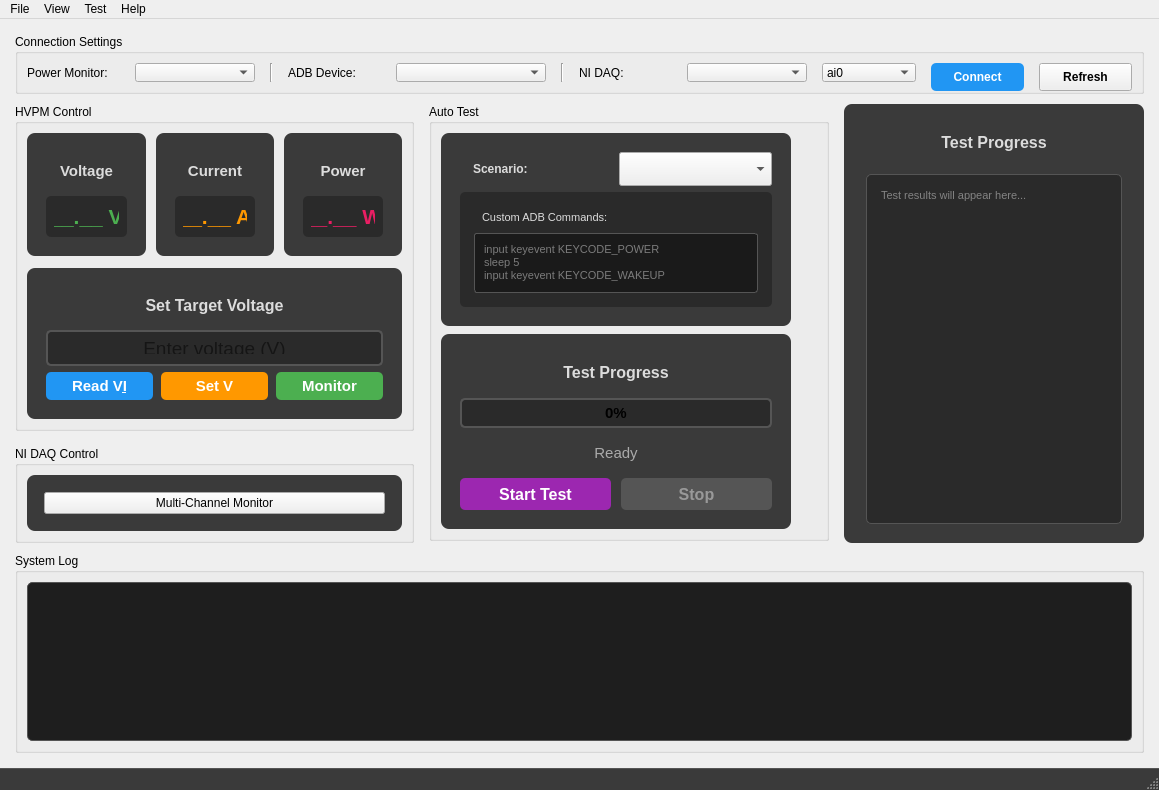
This is ui/main_ui.ui in DragonHyun1/DOU as Qt 5 draws it before an edit. The edited form follows.
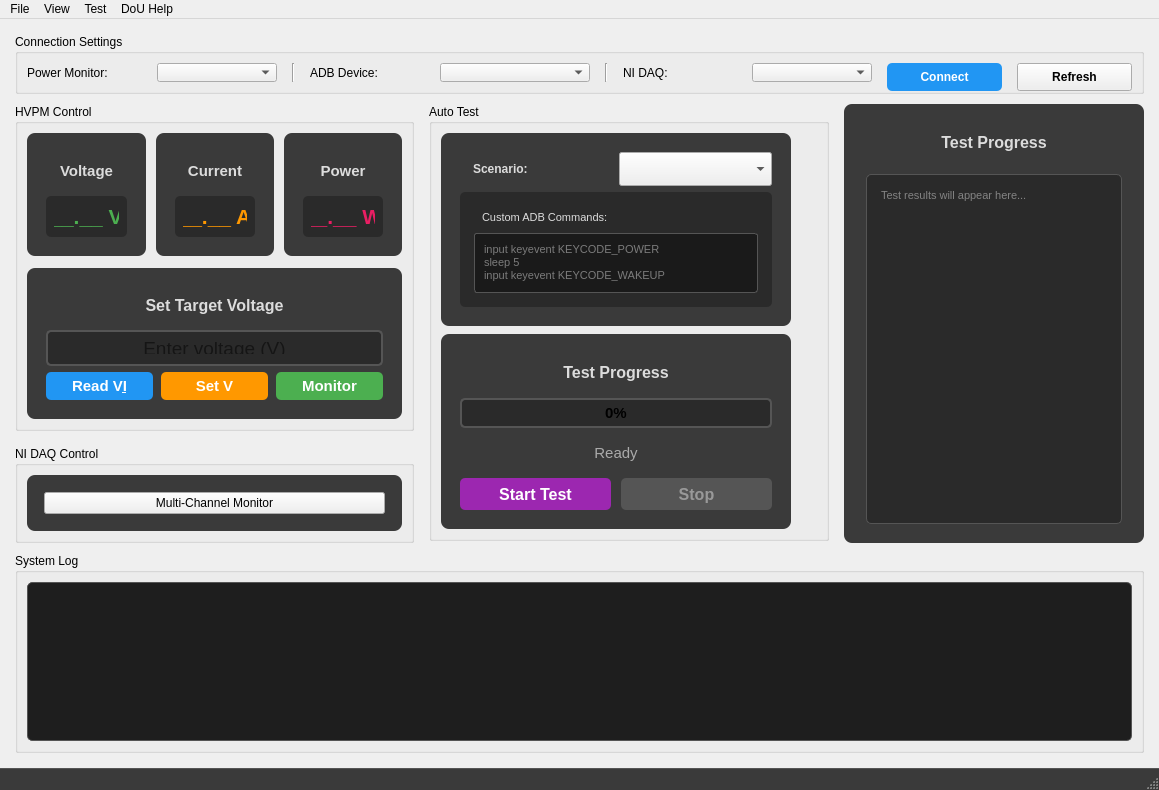
This is the edited form.

Commit message:
feat: Update UI - change window title and remove daqChannel_CB
- Change WindowTitle: 'HVPM Monitor...' -> 'DoU Auto Test Toolkit'
- Change menuHelp: 'Help' -> 'DoU Help'
- Remove daqChannel_CB combobox (fixed to ai0)
  - Removed from ui/main_ui.ui
  - Removed from generated/main_ui.py
  - Updated main.py to use fixed 'ai0' channel
  - Removed channel validation code
  - Simplified refresh_ni_devices method

Benefits:
- Cleaner UI with less clutter
- Simpler user experience (one less choice to make)
- ai0 is the standard channel for single-channel DAQ measurements

Patch:
```diff
--- a/ui/main_ui.ui
+++ b/ui/main_ui.ui
@@ -182,42 +182,6 @@
          </property>
         </widget>
        </item>
-       <item>
-        <widget class="QComboBox" name="daqChannel_CB">
-         <property name="sizePolicy">
-          <sizepolicy hsizetype="Preferred" vsizetype="Preferred">
-           <horstretch>0</horstretch>
-           <verstretch>0</verstretch>
-          </sizepolicy>
-         </property>
-         <property name="minimumSize">
-          <size>
-           <width>50</width>
-           <height>0</height>
-          </size>
-         </property>
-         <item>
-          <property name="text">
-           <string>ai0</string>
-          </property>
-         </item>
-         <item>
-          <property name="text">
-           <string>ai1</string>
-          </property>
-         </item>
-         <item>
-          <property name="text">
-           <string>ai2</string>
-          </property>
-         </item>
-         <item>
-          <property name="text">
-           <string>ai3</string>
-          </property>
-         </item>
-        </widget>
-       </item>
        <item>
         <widget class="QPushButton" name="daqConnect_PB">
          <property name="sizePolicy">
@@ -1263,7 +1227,7 @@
    </widget>
    <widget class="QMenu" name="menuHelp">
     <property name="title">
-     <string>Help</string>
+     <string>DoU Help</string>
     </property>
     <addaction name="actionAbout"/>
    </widget>
```
Left out of the diff: 2 changed lines with no effect on the pictures. The commit also changes 3 other files.
